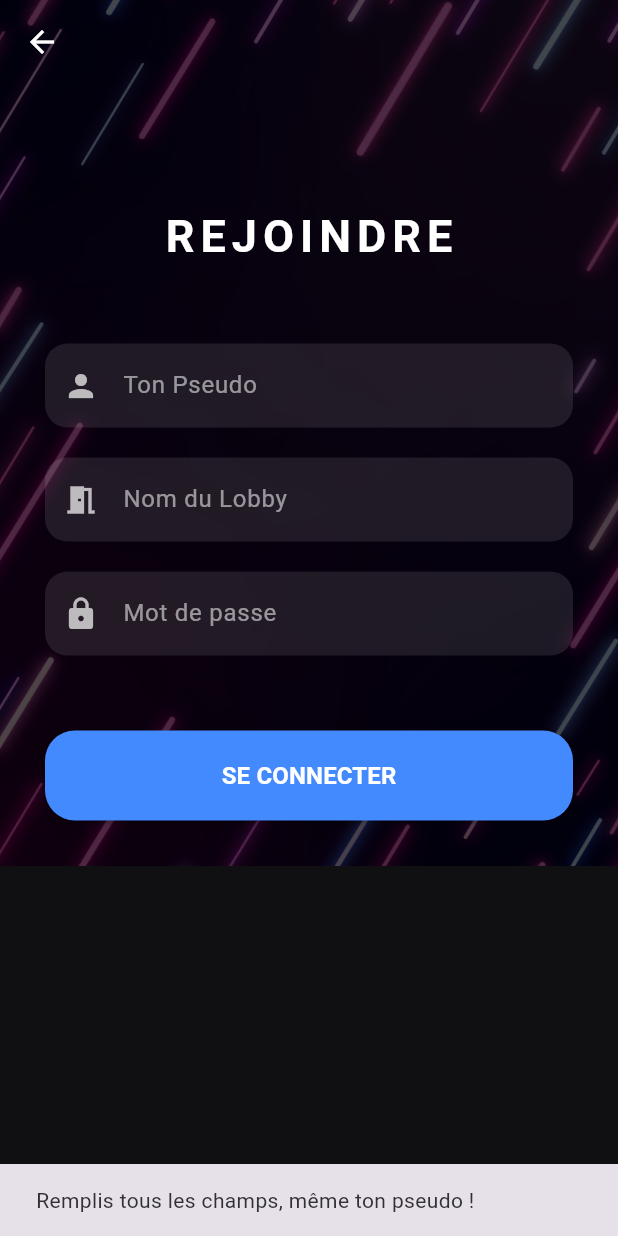
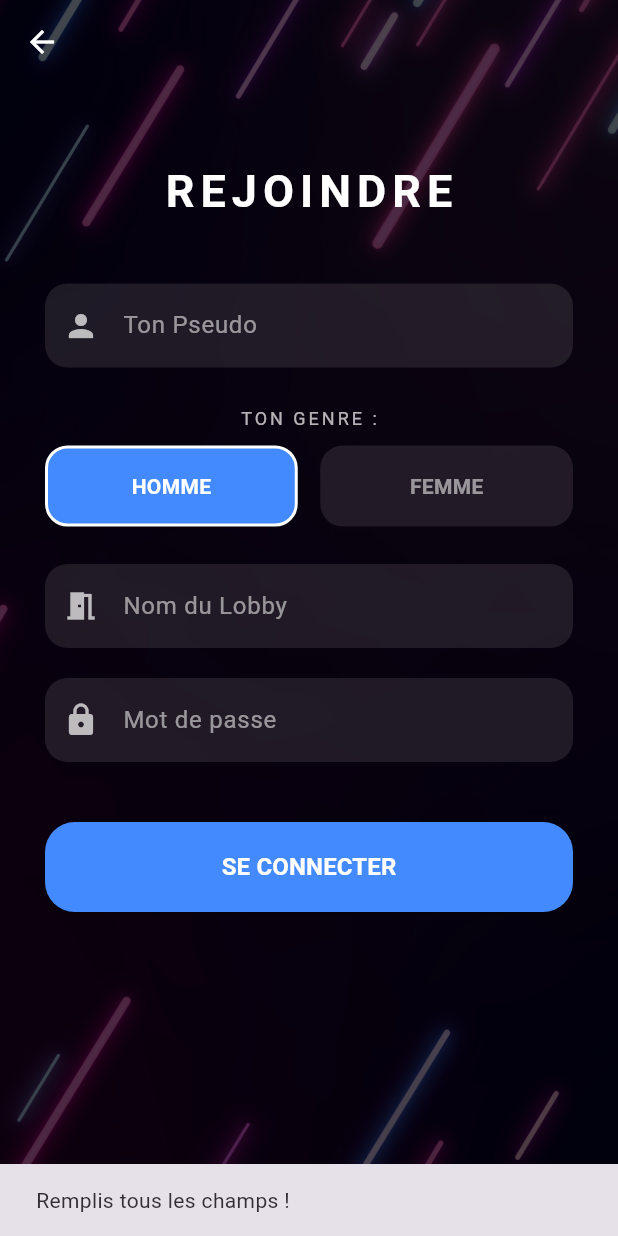
Before and after one commit to kyliandeffaut/PartyBox, a Flutter app: the JoinLobbyScreen screen opened directly, after a tap on "SE CONNECTER", on a phone screen of 412 x 824 dp. Run offline on Flutter 3.47's test engine with Material 3 defaults, Android fonts, the phone set to English and light mode, and no system bars; our stand-ins replace cloud_firestore, firebase_core, flutter_animate; accounts and stored records are empty.

Commit message:
join lobby

```diff
--- a/lib/home_screen.dart
+++ b/lib/home_screen.dart
@@ -128,6 +128,7 @@ class _CreateLobbyScreenState extends State<CreateLobbyScreen> {
       .get();
 
     if (existingLobby.docs.isNotEmpty) {
+      if (!mounted) return;
       ScaffoldMessenger.of(context).showSnackBar(
         const SnackBar(content: Text("Ce nom de lobby est déjà utilisé !")),
       );
@@ -135,6 +136,7 @@ class _CreateLobbyScreenState extends State<CreateLobbyScreen> {
     }
 
     if (name.isEmpty || password.isEmpty) {
+      if (!mounted) return;
       ScaffoldMessenger.of(context).showSnackBar(
         const SnackBar(content: Text("Remplis tous les champs !")),
       );
@@ -265,18 +267,19 @@ class _CreateLobbyScreenState extends State<CreateLobbyScreen> {
   }
 }
 
-// L'écran Rejoindre reste en bas car il est plus simple
 class JoinLobbyScreen extends StatefulWidget {
   const JoinLobbyScreen({super.key});
 
   @override
   State<JoinLobbyScreen> createState() => _JoinLobbyScreenState();
 }
-
 class _JoinLobbyScreenState extends State<JoinLobbyScreen> {
   final TextEditingController _nameController = TextEditingController();
   final TextEditingController _passwordController = TextEditingController();
-  final TextEditingController _pseudoController = TextEditingController(); // Nouveau !
+  final TextEditingController _pseudoController = TextEditingController();
+
+  // Étape A : La variable pour le genre (juste ici au début)
+  String _selectedGender = 'H';
   bool _isLoading = false;
 
   Future<void> _joinLobby() async {
@@ -286,7 +289,7 @@ class _JoinLobbyScreenState extends State<JoinLobbyScreen> {
 
     if (lobbyName.isEmpty || password.isEmpty || pseudo.isEmpty) {
       ScaffoldMessenger.of(context).showSnackBar(
-        const SnackBar(content: Text("Remplis tous les champs, même ton pseudo !")),
+        const SnackBar(content: Text("Remplis tous les champs !")),
       );
       return;
     }
@@ -294,7 +297,6 @@ class _JoinLobbyScreenState extends State<JoinLobbyScreen> {
     setState(() => _isLoading = true);
 
     try {
-      // 1. On cherche le lobby avec le bon nom et le bon mot de passe
       var query = await FirebaseFirestore.instance
           .collection('lobbies')
           .where('lobbyName', isEqualTo: lobbyName)
@@ -310,18 +312,18 @@ class _JoinLobbyScreenState extends State<JoinLobbyScreen> {
           );
         }
       } else {
-        // 2. Si on a trouvé, on récupère l'ID du document
         var doc = query.docs.first;
         String docId = doc.id;
 
-        // 3. On ajoute notre pseudo à la liste des joueurs sur Firebase
+        // Étape B : On envoie le pseudo ET le genre sélectionné
         await FirebaseFirestore.instance.collection('lobbies').doc(docId).update({
-          'players': FieldValue.arrayUnion([pseudo])
+          'players': FieldValue.arrayUnion([
+            {'name': pseudo, 'gender': _selectedGender}
+          ])
         });
 
         if (!mounted) return;
 
-        // 4. On file dans la salle d'attente !
         Navigator.push(
           context,
           MaterialPageRoute(
@@ -333,10 +335,42 @@ class _JoinLobbyScreenState extends State<JoinLobbyScreen> {
         );
       }
     } catch (e) {
-      debugPrint("Erreur lors de la connexion : $e");
+      debugPrint("Erreur : $e");
     } finally {
       if (mounted) setState(() => _isLoading = false);
     }
+  }
+
+  // Petit widget pour créer les boutons Homme/Femme facilement
+  Widget _genderButton({required String label, required String value}) {
+    bool isSelected = _selectedGender == value;
+    return Expanded(
+      child: GestureDetector(
+        onTap: () => setState(() => _selectedGender = value),
+        child: Container(
+          padding: const EdgeInsets.symmetric(vertical: 15),
+          decoration: BoxDecoration(
+            color: isSelected
+                ? (value == 'H' ? Colors.blueAccent : Colors.pinkAccent)
+                : Colors.white.withValues(alpha: 0.1),
+            borderRadius: BorderRadius.circular(15),
+            border: Border.all(
+              color: isSelected ? Colors.white : Colors.transparent,
+              width: 2
+            ),
+          ),
+          child: Center(
+            child: Text(
+              label,
+              style: TextStyle(
+                color: isSelected ? Colors.white : Colors.white54,
+                fontWeight: FontWeight.bold
+              ),
+            ),
+          ),
+        ),
+      ),
+    );
   }
 
   @override
@@ -346,6 +380,7 @@ class _JoinLobbyScreenState extends State<JoinLobbyScreen> {
       appBar: AppBar(backgroundColor: Colors.transparent, elevation: 0, leading: const BackButton(color: Colors.white)),
       body: Container(
         width: double.infinity,
+        height: double.infinity, // Pour remplir tout l'écran
         decoration: BoxDecoration(
           color: const Color(0xFF101012),
           image: DecorationImage(
@@ -355,26 +390,34 @@ class _JoinLobbyScreenState extends State<JoinLobbyScreen> {
           ),
         ),
         child: SafeArea(
-          child: SingleChildScrollView( // Pour éviter les bugs de clavier
+          child: SingleChildScrollView(
             padding: const EdgeInsets.all(30.0),
             child: Column(
               children: [
-                const SizedBox(height: 50),
+                const SizedBox(height: 20),
                 const Text("REJOINDRE", style: TextStyle(fontSize: 30, fontWeight: FontWeight.bold, color: Colors.white, letterSpacing: 4)),
-                const SizedBox(height: 50),
+                const SizedBox(height: 40),
 
-                // CHAMP PSEUDO
                 _buildInput(controller: _pseudoController, hint: "Ton Pseudo", icon: Icons.person),
-                const SizedBox(height: 20),
+                const SizedBox(height: 25),
 
-                // CHAMP NOM DU LOBBY
+                // Étape C : Les boutons de genre
+                const Text("TON GENRE :", style: TextStyle(color: Colors.white70, fontSize: 12, letterSpacing: 2)),
+                const SizedBox(height: 10),
+                Row(
+                  children: [
+                    _genderButton(label: "HOMME", value: "H"),
+                    const SizedBox(width: 15),
+                    _genderButton(label: "FEMME", value: "F"),
+                  ],
+                ),
+
+                const SizedBox(height: 25),
                 _buildInput(controller: _nameController, hint: "Nom du Lobby", icon: Icons.meeting_room),
                 const SizedBox(height: 20),
-
-                // CHAMP MOT DE PASSE
                 _buildInput(controller: _passwordController, hint: "Mot de passe", icon: Icons.lock, isPassword: true),
 
-                const SizedBox(height: 50),
+                const SizedBox(height: 40),
 
                 _isLoading
                 ? const CircularProgressIndicator(color: Colors.blueAccent)
@@ -395,7 +438,6 @@ class _JoinLobbyScreenState extends State<JoinLobbyScreen> {
     );
   }
 
-  // Petit widget d'aide pour ne pas répéter le code des TextField
   Widget _buildInput({required TextEditingController controller, required String hint, required IconData icon, bool isPassword = false}) {
     return TextField(
       controller: controller,
--- a/lib/waiting_room_screen.dart
+++ b/lib/waiting_room_screen.dart
@@ -73,6 +73,11 @@ class WaitingRoomScreen extends StatelessWidget {
                     return ListView.builder(
                       itemCount: players.length,
                       itemBuilder: (context, index) {
+                        // On transforme l'élément en Map pour lire le nom et le genre
+                        var player = players[index] as Map<String, dynamic>;
+                        String name = player['name'] ?? "Anonyme";
+                        String gender = player['gender'] ?? "H";
+
                         return Container(
                           margin: const EdgeInsets.symmetric(horizontal: 30, vertical: 8),
                           decoration: BoxDecoration(
@@ -80,9 +85,12 @@ class WaitingRoomScreen extends StatelessWidget {
                             borderRadius: BorderRadius.circular(15),
                           ),
                           child: ListTile(
-                            leading: const Icon(Icons.person, color: Colors.blueAccent),
+                            leading: Icon(
+                              Icons.person,
+                              color: gender == 'H' ? Colors.blueAccent : Colors.pinkAccent
+                            ),
                             title: Text(
-                              players[index],
+                              name,
                               style: const TextStyle(color: Colors.white, fontSize: 18, fontWeight: FontWeight.w500)
                             ),
                             trailing: const Icon(Icons.check_circle, color: Colors.greenAccent, size: 20),
```
